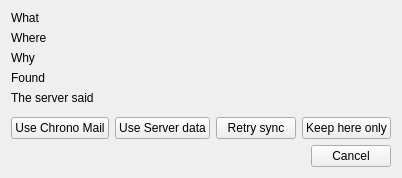
Qt form src/chrono_mail/ui/forms/sync_conflict.ui (rob-vandenberg/chrono-mail) before a commit.
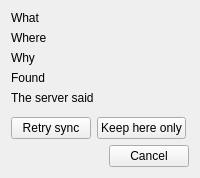
The same form after that commit.

Commit message: The window of one sync conflict shows every field in words and outlines what differs - only what a person enters or sees makes a conflict

```diff
--- a/src/chrono_mail/ui/forms/sync_conflict.ui
+++ b/src/chrono_mail/ui/forms/sync_conflict.ui
@@ -80,21 +80,7 @@
     <widget class="QWidget" name="fields" />
    </item>
    <item>
-    <layout class="QHBoxLayout" name="sides" stretch="0,0,0,0,1">
-     <item>
-      <widget class="QPushButton" name="allLocal">
-       <property name="text">
-        <string>Use Chrono Mail</string>
-       </property>
-      </widget>
-     </item>
-     <item>
-      <widget class="QPushButton" name="allServer">
-       <property name="text">
-        <string>Use Server data</string>
-       </property>
-      </widget>
-     </item>
+    <layout class="QHBoxLayout" name="sides" stretch="0,0,1">
      <item>
       <widget class="QPushButton" name="retrySync">
        <property name="text">
```
The commit also changes 15 other files.
